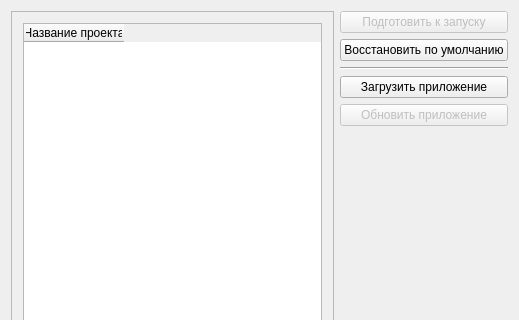
Above: mainwidget.ui from SUAICGLab/PlatMotionManager before the change; both pictures show x 0 to 519 and y 0 to 320 of the 519 by 477 pixel window. Below: the same form after it.
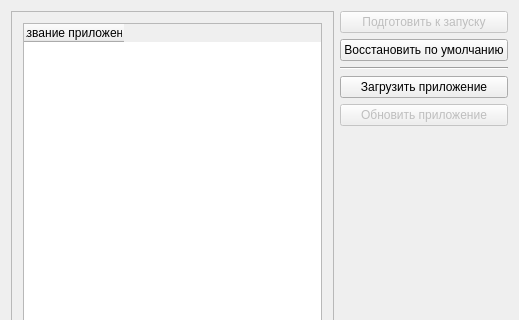
That is the form after the change.

Patch:
```diff
--- a/mainwidget.ui
+++ b/mainwidget.ui
@@ -33,7 +33,7 @@
         <widget class="QTableWidget" name="projectsTW">
          <column>
           <property name="text">
-           <string>Название проекта</string>
+           <string>Название приложения</string>
           </property>
          </column>
         </widget>
```
